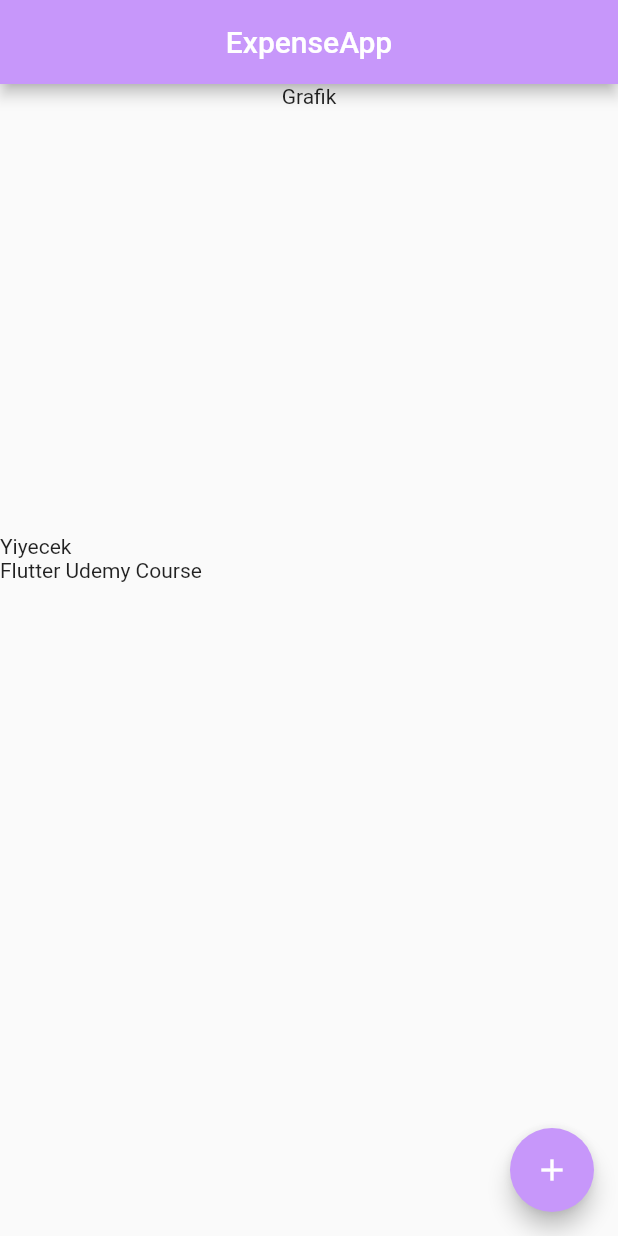
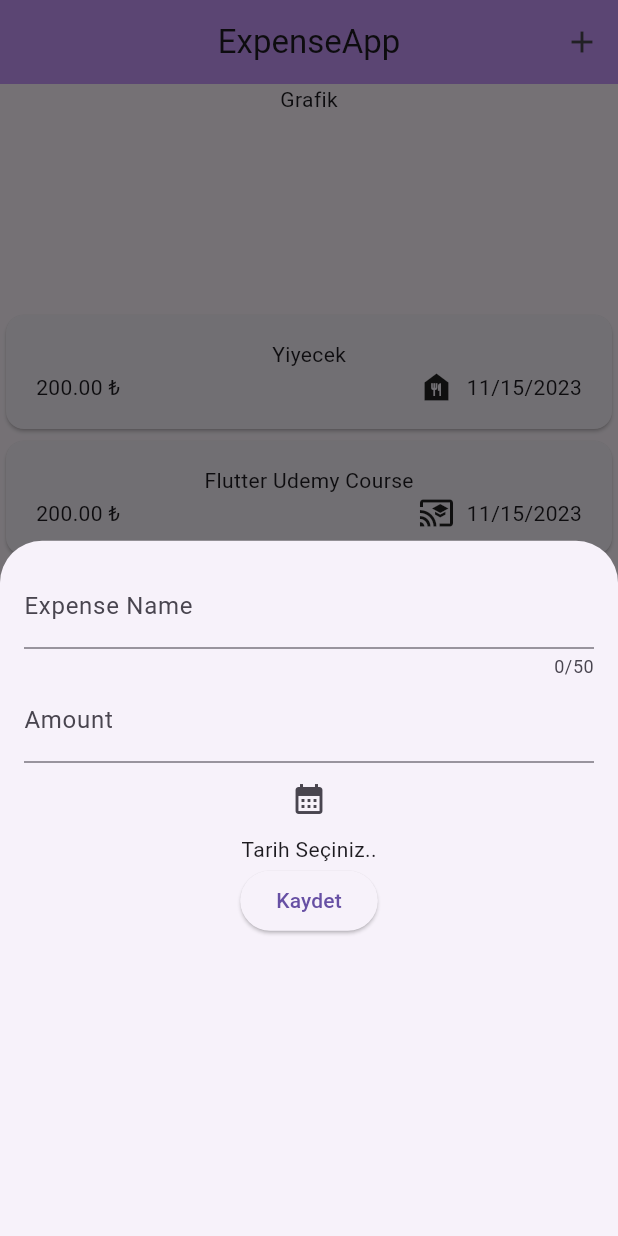
Before and after one commit to gulayselvi/expenseapp, a Flutter app: the screen it shows after launch, after a tap on the "add" icon, on a phone screen of 412 x 824 dp. Run offline on Flutter 3.47's test engine with Material 2 defaults, Android fonts, the phone set to English and light mode, and no system bars.

Commit message:
DatePicker

```diff
--- a/lib/main.dart
+++ b/lib/main.dart
@@ -1,22 +1,12 @@
 import 'package:expenseapp/pages/expense_list.dart';
+import 'package:expenseapp/pages/main_page.dart';
 import 'package:flutter/material.dart';
 
 void main() {
   runApp(
     MaterialApp(
-      home: Scaffold(
-        appBar: AppBar(
-          title: const Text("ExpenseApp"),
-          backgroundColor: const Color.fromARGB(255, 199, 151, 250),
-          centerTitle: true,
-        ),
-        body: const ExpenseList(),
-        floatingActionButton: FloatingActionButton(
-          onPressed: () {},
-          backgroundColor:const Color.fromARGB(255, 199, 151, 250),
-          child:const Icon(Icons.add),
-        ),
-      ),
+      theme: ThemeData(useMaterial3: true),
+      home: const MainPage()
     ),
   );
 }
--- a/lib/models/expense.dart
+++ b/lib/models/expense.dart
@@ -1,10 +1,19 @@
 // identifier => kimlik belirleyici(id)
 
+import 'package:flutter/material.dart';
 import 'package:uuid/uuid.dart';
+import 'package:intl/intl.dart';
 
 const uuid = Uuid();
 
 enum Category { food, education, travel, work }
+
+const categoryIcons ={
+  Category.food:Icons.food_bank,
+  Category.education:Icons.cast_for_education,
+  Category.travel:Icons.car_rental,
+  Category.work:Icons.business
+};
 
 class Expense {
   Expense(
@@ -21,4 +30,13 @@ class Expense {
   final double price;
   final DateTime date;
   final Category category;
+
+  //getter method => bir değişken gibi davranır
+  //setter method => bir değişkenin değerini değiştiren method
+
+
+  String get formattedDate {
+  var formatter = DateFormat.yMd();
+  return formatter.format(date);
+ }
 }
--- a/lib/pages/expense_list.dart
+++ b/lib/pages/expense_list.dart
@@ -1,4 +1,5 @@
 import 'package:expenseapp/models/expense.dart';
+import 'package:expenseapp/widgets/expense_item.dart';
 import 'package:flutter/material.dart';
 
 class ExpenseList extends StatefulWidget {
@@ -31,14 +32,14 @@ class _ExpenseListState extends State<ExpenseList> {
         crossAxisAlignment: CrossAxisAlignment.center,
         children: [
           const SizedBox(
-            height: 300,
+            height: 150,
             child: Text("Grafik"),
           ),
           Expanded(
             child: ListView.builder(
               itemCount: expenses.length,
               itemBuilder: (context, index) {
-                return Text(expenses[index].name);
+                return ExpenseItem(expenses[index]);
               },
             ),
           ),
--- /dev/null
+++ b/lib/pages/main_page.dart
@@ -0,0 +1,25 @@
+import 'package:expenseapp/pages/expense_list.dart';
+import 'package:expenseapp/widgets/new_expense.dart';
+import 'package:flutter/material.dart';
+
+class MainPage extends StatelessWidget {
+const MainPage({ Key? key }) : super(key: key);
+
+  @override
+  Widget build(BuildContext context){
+    return Scaffold(
+        appBar: AppBar(
+          actions: [
+            IconButton(onPressed: () {
+              showModalBottomSheet(context: context, builder: (ctx) => NewExpense());
+            }, icon: const Icon(Icons.add))
+          ],
+          title: const Text("ExpenseApp"),
+          backgroundColor: const Color.fromARGB(255, 199, 151, 250),
+          centerTitle: true,
+        ),
+        body: const ExpenseList(),
+
+      );
+  }
+}
--- /dev/null
+++ b/lib/widgets/expense_item.dart
@@ -0,0 +1,30 @@
+import 'package:expenseapp/models/expense.dart';
+import 'package:flutter/material.dart';
+
+class ExpenseItem extends StatelessWidget {
+  const ExpenseItem(this.expense, {Key? key}) : super(key: key);
+  final Expense expense;
+
+  @override
+  Widget build(BuildContext context) {
+    return Card(
+      child: Padding(
+        padding: const EdgeInsets.symmetric(horizontal: 20, vertical: 16),
+        child: Column(
+          children: [
+            Text(expense.name),
+            Row(
+              children: [
+                Text("${expense.price.toStringAsFixed(2)} ₺"), //Alt GR + T
+                const Spacer(),
+                Icon(categoryIcons[expense.category]),
+                const SizedBox(width: 8,),
+                Text(expense.formattedDate)
+              ],
+            )
+          ],
+        ),
+      ),
+    );
+  }
+}
--- /dev/null
+++ b/lib/widgets/new_expense.dart
@@ -0,0 +1,51 @@
+import 'package:flutter/material.dart';
+
+class NewExpense extends StatefulWidget {
+  const NewExpense({Key? key}) : super(key: key);
+
+  @override
+  _NewExpenseState createState() => _NewExpenseState();
+}
+
+class _NewExpenseState extends State<NewExpense> {
+  //controller
+  final _nameController = TextEditingController();
+  final _amountController = TextEditingController();
+  DateTime date = DateTime(2023,11,14);
+
+  @override
+  Widget build(BuildContext context) {
+    return  Padding(
+      padding:const EdgeInsets.all(16),
+      child: Column(
+        children: [
+          TextField(
+            controller: _nameController,
+            maxLength: 50,
+            decoration:const InputDecoration(label: Text("Expense Name")),
+          ),
+          TextField(
+            controller: _amountController,
+            keyboardType: TextInputType.number,
+            decoration:const InputDecoration(label: Text("Amount"),prefixText: "₺" ),
+          ),
+          IconButton(onPressed: () async {
+            DateTime? newDate = await showDatePicker(context: context, initialDate: date, firstDate: DateTime(2000), lastDate: DateTime(2025));
+            if (newDate == null) return;
+
+            setState(() => date = newDate );
+
+            //DatePicker açmak
+            //DatePicker'dan gelen değeri Text olarak yazdırmak
+          }, icon: const Icon(Icons.calendar_month)),
+          const Text(
+            "Tarih Seçiniz.."), // seçilen tarihi formatlayarak yazdırmak
+          ElevatedButton(onPressed: () {
+            print("Kayıt başarılı: ${_nameController.text}");
+          },
+          child:const Text("Kaydet"))
+        ],
+      ),
+    );
+  }
+}
--- a/pubspec.yaml
+++ b/pubspec.yaml
@@ -36,6 +36,7 @@ dependencies:
   # Use with the CupertinoIcons class for iOS style icons.
   cupertino_icons: ^1.0.2
   uuid: ^4.2.1
+  intl: ^0.18.1
 
 dev_dependencies:
   flutter_test:
```
Also changed, not shown: pubspec.lock.
